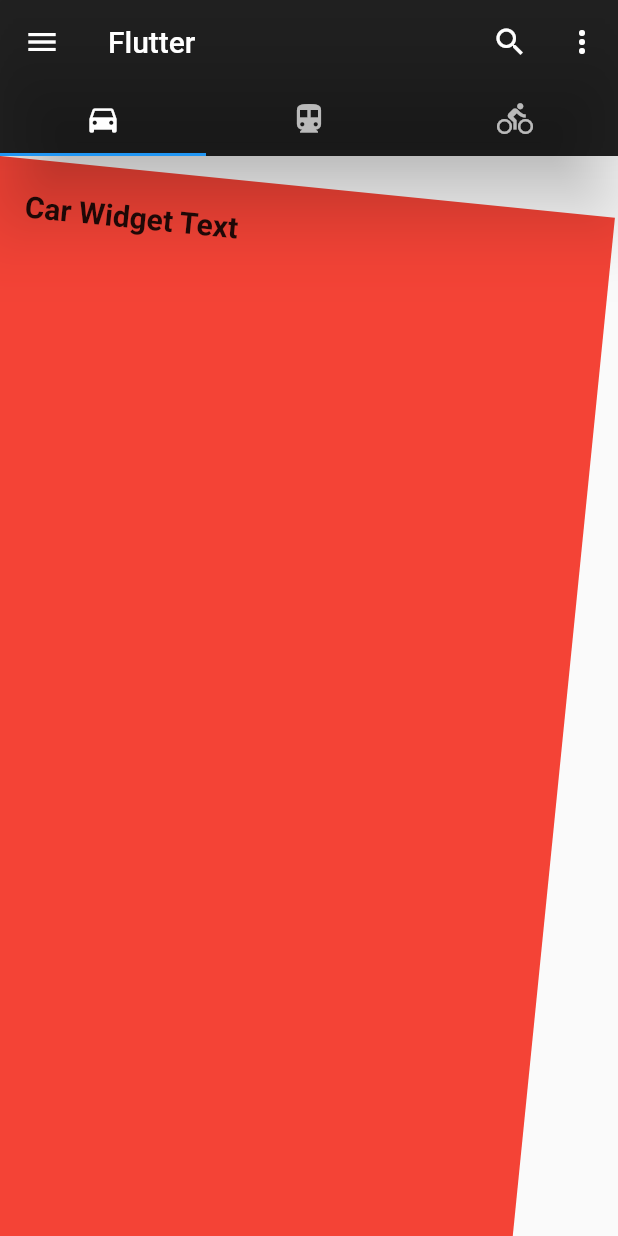
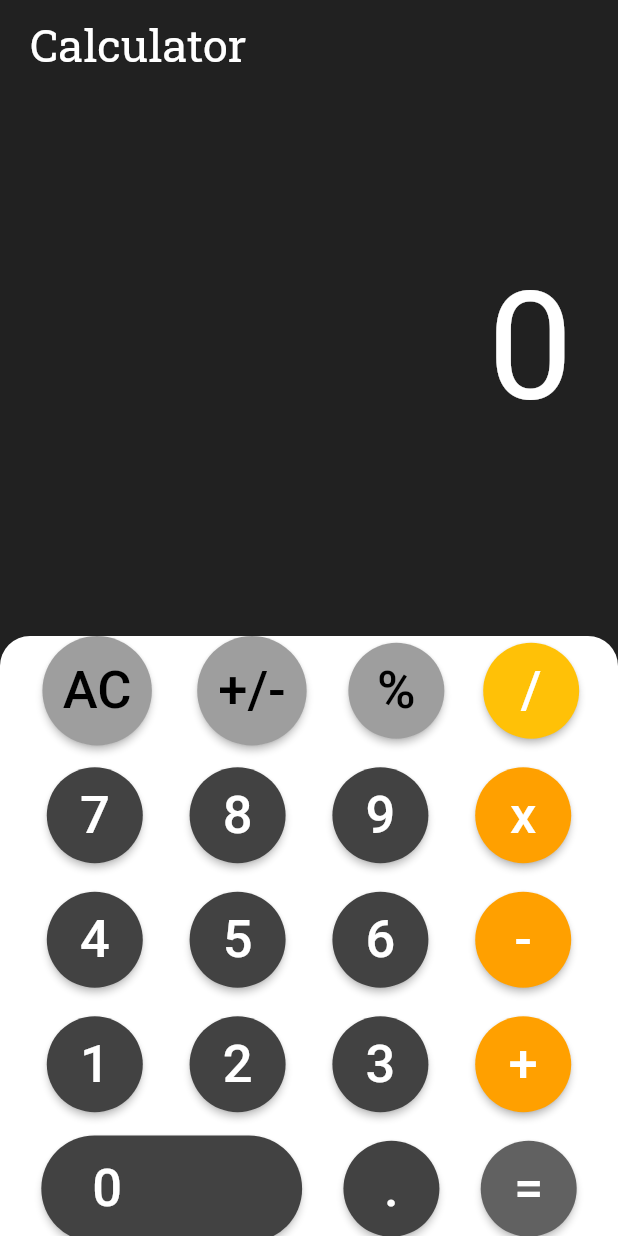
Before and after one commit to khimasanka/Flatter-app, a Flutter app: the screen it shows after launch, on a phone screen of 412 x 824 dp. Run offline on Flutter 3.47's test engine with Material 2 defaults, Android fonts, the phone set to English and light mode, and no system bars; our stand-ins replace google_fonts.

Commit message:
create calculator

```diff
--- /dev/null
+++ b/lib/calculator.dart
@@ -0,0 +1,267 @@
+import 'package:flutter/material.dart';
+
+import 'constants.dart';
+
+class CalculatorApp extends StatefulWidget {
+  const CalculatorApp({Key? key}) : super(key: key);
+
+  @override
+  State<CalculatorApp> createState() => _CalculatorAppState();
+}
+
+class _CalculatorAppState extends State<CalculatorApp> {
+  Widget calcButton(String btntxt, Color btncolor, Color txtcolor) {
+    return Container(
+      child: ElevatedButton(
+        onPressed: () {
+          calculation(btntxt);
+        },
+        child: Text(
+          btntxt,
+          style: TextStyle(color: txtcolor, fontSize: 35),
+        ),
+        style: ElevatedButton.styleFrom(
+            shape: CircleBorder(),
+            primary: btncolor,
+            padding: EdgeInsets.all(16)),
+      ),
+    );
+  }
+
+  @override
+  Widget build(BuildContext context) {
+    return Scaffold(
+      body: Stack(
+        children: [
+          Container(
+            color: Colors.black87,
+            height: double.infinity,
+            width: double.infinity,
+            child: Padding(
+              padding: EdgeInsets.symmetric(horizontal: 20, vertical: 10),
+              child: Column(
+                crossAxisAlignment: CrossAxisAlignment.start,
+                children: [
+                  Text(
+                    'Calculator',
+                    style: Constants.title,
+                  ),
+                  SizedBox(
+                    height: 100,
+                  ),
+                  Row(
+                    mainAxisAlignment: MainAxisAlignment.end,
+                    children: [
+                      Padding(
+                        padding: EdgeInsets.all(10),
+                        child: Text(
+                          text,
+                          textAlign: TextAlign.left,
+                          style: Constants.calculator,
+                        ),
+                      )
+                    ],
+                  )
+                ],
+              ),
+            ),
+          ),
+          Align(
+            alignment: Alignment.bottomCenter,
+            child: Container(
+              height: 400,
+              decoration: const BoxDecoration(
+                  color: Colors.white,
+                  borderRadius:
+                      BorderRadius.vertical(top: Radius.circular(20))),
+              child: Column(
+                mainAxisAlignment: MainAxisAlignment.end,
+                children: [
+                  Row(
+                    mainAxisAlignment: MainAxisAlignment.spaceEvenly,
+                    children: [
+                      calcButton("AC", Colors.grey, Colors.black),
+                      calcButton("+/-", Colors.grey, Colors.black),
+                      calcButton("%", Colors.grey, Colors.black),
+                      calcButton("/", Colors.amber, Colors.white),
+                    ],
+                  ),
+                  const SizedBox(
+                    height: 10,
+                  ),
+                  Row(
+                    mainAxisAlignment: MainAxisAlignment.spaceEvenly,
+                    children: [
+                      calcButton("7", Colors.grey.shade800, Colors.white),
+                      calcButton("8", Colors.grey.shade800, Colors.white),
+                      calcButton("9", Colors.grey.shade800, Colors.white),
+                      calcButton("x", Colors.amber.shade700, Colors.white),
+                    ],
+                  ),
+                  const SizedBox(
+                    height: 10,
+                  ),
+                  Row(
+                    mainAxisAlignment: MainAxisAlignment.spaceEvenly,
+                    children: [
+                      calcButton("4", Colors.grey.shade800, Colors.white),
+                      calcButton("5", Colors.grey.shade800, Colors.white),
+                      calcButton("6", Colors.grey.shade800, Colors.white),
+                      calcButton("-", Colors.amber.shade700, Colors.white),
+                    ],
+                  ),
+                  const SizedBox(
+                    height: 10,
+                  ),
+                  Row(
+                    mainAxisAlignment: MainAxisAlignment.spaceEvenly,
+                    children: [
+                      calcButton("1", Colors.grey.shade800, Colors.white),
+                      calcButton("2", Colors.grey.shade800, Colors.white),
+                      calcButton("3", Colors.grey.shade800, Colors.white),
+                      calcButton("+", Colors.amber.shade700, Colors.white),
+                    ],
+                  ),
+                  const SizedBox(
+                    height: 10,
+                  ),
+                  Row(
+                    mainAxisAlignment: MainAxisAlignment.spaceEvenly,
+                    children: [
+                      ElevatedButton(
+                        style: ElevatedButton.styleFrom(
+                          shape: const StadiumBorder(),
+                          primary: Colors.grey.shade800,
+                          padding: const EdgeInsets.fromLTRB(34, 15, 120, 15),
+                        ),
+                        onPressed: () {
+                          calculation("0");
+                        },
+                        child: const Text(
+                          "0",
+                          style: TextStyle(color: Colors.white, fontSize: 35),
+                        ),
+                      ),
+                      calcButton('.', Colors.grey.shade800, Colors.white),
+                      calcButton('=', Colors.grey.shade700, Colors.white),
+                    ],
+                  ),
+                  const SizedBox(
+                    height: 10,
+                  )
+                ],
+              ),
+            ),
+          )
+        ],
+      ),
+    );
+  }
+
+  dynamic text = '0';
+  double numOne = 0;
+  double numTwo = 0;
+
+  dynamic result = '';
+  dynamic finalResult = '';
+  dynamic opr = '';
+  dynamic preOpr = '';
+
+  void calculation(btnText) {
+    if (btnText == 'AC') {
+      text = '0';
+      numOne = 0;
+      numTwo = 0;
+      result = '';
+      finalResult = '0';
+      opr = '';
+      preOpr = '';
+    } else if (opr == '=' && btnText == '=') {
+      if (preOpr == '+') {
+        finalResult = add();
+      } else if (preOpr == '-') {
+        finalResult = sub();
+      } else if (preOpr == 'x') {
+        finalResult = mul();
+      } else if (preOpr == '/') {
+        finalResult = div();
+      }
+    } else if (btnText == '+' ||
+        btnText == '-' ||
+        btnText == 'x' ||
+        btnText == '/' ||
+        btnText == '=') {
+      if (numOne == 0) {
+        numOne = double.parse(result);
+      } else {
+        numTwo = double.parse(result);
+      }
+
+      if (opr == '+') {
+        finalResult = add();
+      } else if (opr == '-') {
+        finalResult = sub();
+      } else if (opr == 'x') {
+        finalResult = mul();
+      } else if (opr == '/') {
+        finalResult = div();
+      }
+      preOpr = opr;
+      opr = btnText;
+      result = '';
+    } else if (btnText == '%') {
+      result = numOne / 100;
+      finalResult = doesContainDecimal(result);
+    } else if (btnText == '.') {
+      if (!result.toString().contains('.')) {
+        result = result.toString() + '.';
+      }
+      finalResult = result;
+    } else if (btnText == '+/-') {
+      result.toString().startsWith('-')
+          ? result = result.toString().substring(1)
+          : result = '-' + result.toString();
+      finalResult = result;
+    } else {
+      result = result + btnText;
+      finalResult = result;
+    }
+
+    setState(() {
+      text = finalResult;
+    });
+  }
+
+  String add() {
+    result = (numOne + numTwo).toString();
+    numOne = double.parse(result);
+    return doesContainDecimal(result);
+  }
+
+  String sub() {
+    result = (numOne - numTwo).toString();
+    numOne = double.parse(result);
+    return doesContainDecimal(result);
+  }
+
+  String mul() {
+    result = (numOne * numTwo).toString();
+    numOne = double.parse(result);
+    return doesContainDecimal(result);
+  }
+
+  String div() {
+    result = (numOne / numTwo).toString();
+    numOne = double.parse(result);
+    return doesContainDecimal(result);
+  }
+
+  String doesContainDecimal(dynamic result) {
+    if (result.toString().contains('.')) {
+      List<String> splitDecimal = result.toString().split('.');
+      if (!(int.parse(splitDecimal[1]) > 0))
+        return result = splitDecimal[0].toString();
+    }
+    return result;
+  }
+}
--- /dev/null
+++ b/lib/constants.dart
@@ -0,0 +1,9 @@
+import 'package:flutter/material.dart';
+import 'package:google_fonts/google_fonts.dart';
+
+class Constants {
+  static TextStyle calculator =
+      GoogleFonts.robotoSlab(fontSize: 100, color: Colors.white);
+  static TextStyle title =
+      GoogleFonts.robotoSlab(fontSize: 30, color: Colors.white);
+}
--- a/lib/main.dart
+++ b/lib/main.dart
@@ -1,87 +1,19 @@
 import 'package:flutter/material.dart';
+
+import 'calculator.dart';
 
 void main() {
   runApp(const MyApp());
 }
 
 class MyApp extends StatelessWidget {
-  const MyApp({super.key});
+  const MyApp({Key? key}) : super(key: key);
 
   @override
   Widget build(BuildContext context) {
-    return MaterialApp(
+    return const MaterialApp(
       debugShowCheckedModeBanner: false,
-      title: 'Flutter',
-      theme: ThemeData(
-        primarySwatch: Colors.blue,
-      ),
-      home: const MyHomePage(),
+      home: SafeArea(top: true, child: CalculatorApp()),
     );
   }
 }
-
-class MyHomePage extends StatelessWidget {
-  const MyHomePage({Key? key}) : super(key: key);
-
-  @override
-  Widget build(BuildContext context) {
-    return DefaultTabController(
-      length: 3,
-      child: Scaffold(
-        appBar: AppBar(
-          title: const Text('Flutter'),
-          leading: IconButton(
-            icon: const Icon(Icons.menu),
-            onPressed: () {},
-          ),
-          actions: [
-            IconButton(
-              icon: const Icon(Icons.search),
-              onPressed: () {},
-            ),
-            IconButton(
-              icon: const Icon(Icons.more_vert),
-              onPressed: () {},
-            ),
-          ],
-          bottom: const TabBar(
-            tabs: [
-              Tab(
-                icon: Icon(Icons.directions_car),
-              ),
-              Tab(
-                icon: Icon(Icons.directions_transit),
-              ),
-              Tab(icon: Icon(Icons.directions_bike)),
-            ],
-          ),
-          elevation: 22.0,
-          backgroundColor: Colors.black87,
-        ),
-        body: TabBarView(
-          children: [
-            tab1(),
-            const Icon(Icons.adb_sharp),
-            const Icon(Icons.media_bluetooth_off_sharp),
-          ],
-        ),
-      ),
-    );
-  }
-}
-
-Widget tab1() {
-  return Container(
-    padding: const EdgeInsets.only(top: 20.0, left: 20.0),
-    width: double.infinity,
-    color: Colors.red,
-    transform: Matrix4.rotationZ(0.1),
-    child: const Text(
-      'Car Widget Text',
-      style: TextStyle(
-        fontSize: 20.0,
-        fontWeight: FontWeight.bold,
-      ),
-    ),
-  );
-}
--- a/pubspec.yaml
+++ b/pubspec.yaml
@@ -36,6 +36,7 @@ dependencies:
   # The following adds the Cupertino Icons font to your application.
   # Use with the CupertinoIcons class for iOS style icons.
   cupertino_icons: ^1.0.2
+  google_fonts: ^3.0.1
 
 
 dev_dependencies:
```
Also changed, not shown: pubspec.lock.
